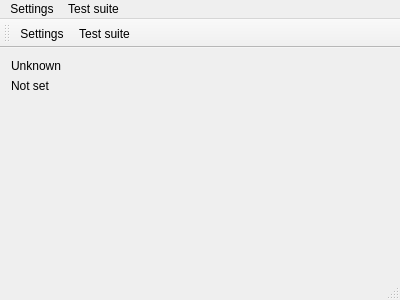
Old version of the form mainwindow.ui in the repository stepankuzmin/mole.
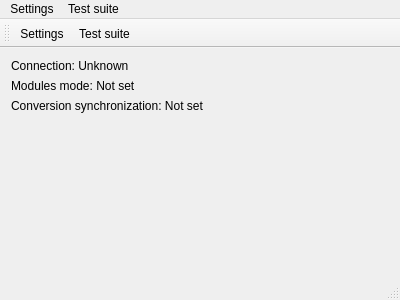
New version of the form.

What changed in the file:
```diff
--- a/mainwindow.ui
+++ b/mainwindow.ui
@@ -20,14 +20,21 @@
       <item>
        <widget class="QLabel" name="connectionStateLabel">
         <property name="text">
-         <string>Unknown</string>
+         <string>Connection: Unknown</string>
+        </property>
+       </widget>
+      </item>
+      <item>
+       <widget class="QLabel" name="modulesModeLabel">
+        <property name="text">
+         <string>Modules mode: Not set</string>
         </property>
        </widget>
       </item>
       <item>
        <widget class="QLabel" name="conversionSynchronizationLabel">
         <property name="text">
-         <string>Not set</string>
+         <string>Conversion synchronization: Not set</string>
         </property>
        </widget>
       </item>
```
